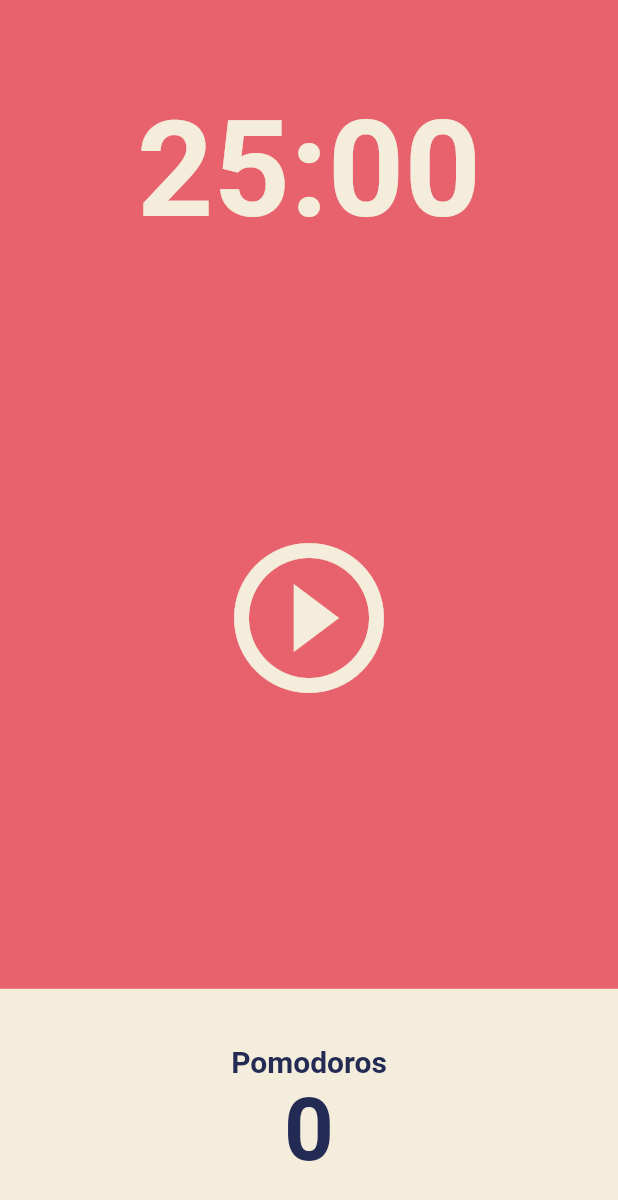
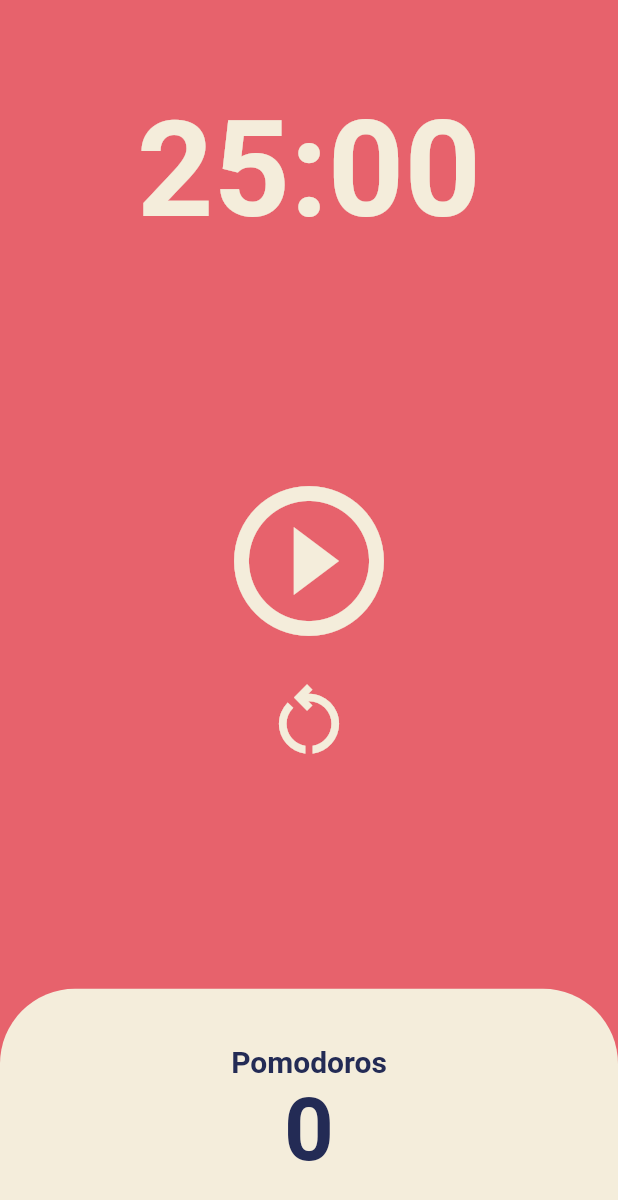
Before and after one commit to jenny7732/Pomodoro_App_UI, a Flutter app: the screen it shows after launch, on a phone screen of 412 x 824 dp. Shown: the top 1200 px of the screen. Run offline on Flutter 3.47's test engine with Material 2 defaults, Android fonts, the phone set to English and light mode, and no system bars.

```diff
--- a/lib/screens/home_screen.dart
+++ b/lib/screens/home_screen.dart
@@ -1,3 +1,5 @@
+import 'dart:async';
+
 import 'package:flutter/material.dart';
 
 class HomeScreen extends StatefulWidget {
@@ -8,6 +10,58 @@ class HomeScreen extends StatefulWidget {
 }
 
 class _HomeScreenState extends State<HomeScreen> {
+  static const twentyFiveMinutes = 1500;
+  int totalSeconds = twentyFiveMinutes;
+  bool isRunning = false;
+  int totalPomodoros = 0;
+  late Timer timer;
+
+  void onTick(Timer timer) {
+    if (totalSeconds == 0) {
+      setState(() {
+        totalPomodoros = totalPomodoros + 1;
+        isRunning = false;
+        totalSeconds = twentyFiveMinutes;
+      });
+      timer.cancel();
+    } else {
+      setState(() {
+        totalSeconds = totalSeconds - 1;
+      });
+    }
+  }
+
+  void onStartPressed() {
+    timer = Timer.periodic(
+      const Duration(seconds: 1),
+      onTick,
+    );
+    setState(() {
+      isRunning = true;
+    });
+  }
+
+  void onPausePressed() {
+    timer.cancel();
+    setState(() {
+      isRunning = false;
+    });
+  }
+
+  void onRestartPressed() {
+    setState(() {
+      isRunning = false;
+      totalSeconds = twentyFiveMinutes;
+    });
+    timer.cancel();
+  }
+
+  String format(int seconds) {
+    var duration = Duration(seconds: seconds);
+    print(duration.toString().split("."));
+    return duration.toString().split(".").first.substring(2, 7);
+  }
+
   @override
   Widget build(BuildContext context) {
     return Scaffold(
@@ -19,7 +73,7 @@ class _HomeScreenState extends State<HomeScreen> {
             child: Container(
               alignment: Alignment.bottomCenter,
               child: Text(
-                '25:00',
+                format(totalSeconds),
                 style: TextStyle(
                   color: Theme.of(context).cardColor,
                   fontSize: 89,
@@ -31,13 +85,28 @@ class _HomeScreenState extends State<HomeScreen> {
           Flexible(
             flex: 3,
             child: Center(
-              child: IconButton(
-                iconSize: 120,
-                color: Theme.of(context).cardColor,
-                onPressed: () {},
-                icon: const Icon(
-                  Icons.play_circle_outline,
-                ),
+              child: Column(
+                mainAxisAlignment: MainAxisAlignment.center,
+                children: [
+                  IconButton(
+                    iconSize: 120,
+                    color: Theme.of(context).cardColor,
+                    onPressed: isRunning ? onPausePressed : onStartPressed,
+                    icon: Icon(
+                      isRunning
+                          ? Icons.pause_circle_outline
+                          : Icons.play_circle_outline,
+                    ),
+                  ),
+                  IconButton(
+                    iconSize: 60,
+                    color: Theme.of(context).cardColor,
+                    onPressed: onRestartPressed,
+                    icon: const Icon(
+                      Icons.restart_alt_outlined,
+                    ),
+                  ),
+                ],
               ),
             ),
           ),
@@ -49,6 +118,10 @@ class _HomeScreenState extends State<HomeScreen> {
                   child: Container(
                     decoration: BoxDecoration(
                       color: Theme.of(context).cardColor,
+                      borderRadius: const BorderRadius.only(
+                        topLeft: Radius.circular(50),
+                        topRight: Radius.circular(50),
+                      ),
                     ),
                     child: Column(
                       mainAxisAlignment: MainAxisAlignment.center,
@@ -63,7 +136,7 @@ class _HomeScreenState extends State<HomeScreen> {
                           ),
                         ),
                         Text(
-                          '0',
+                          '$totalPomodoros',
                           style: TextStyle(
                             fontSize: 58,
                             fontWeight: FontWeight.w600,
```
